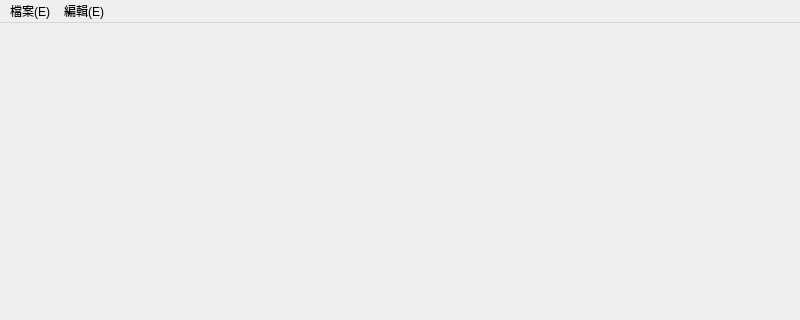
Qt form mainwindow.ui (kihochalong/DesignWindow) before a commit; both pictures show x 0 to 800 and y 0 to 320 of the 800 by 600 pixel window.
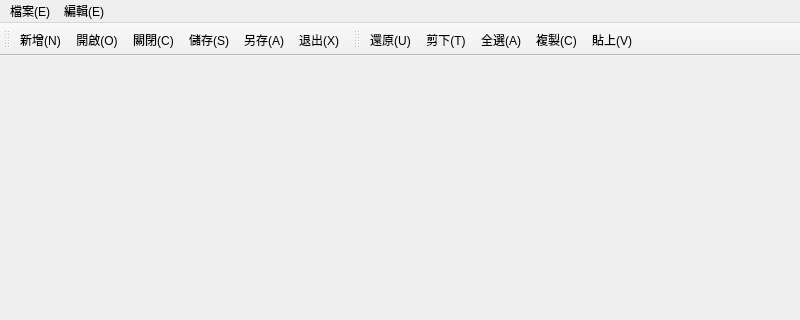
The same form after that commit.

Commit message: add tool bar

```diff
--- a/mainwindow.ui
+++ b/mainwindow.ui
@@ -50,6 +50,39 @@
    <addaction name="menu_E_2"/>
   </widget>
   <widget class="QStatusBar" name="statusbar"/>
+  <widget class="QToolBar" name="toolBar">
+   <property name="windowTitle">
+    <string>toolBar</string>
+   </property>
+   <attribute name="toolBarArea">
+    <enum>TopToolBarArea</enum>
+   </attribute>
+   <attribute name="toolBarBreak">
+    <bool>false</bool>
+   </attribute>
+   <addaction name="action_N"/>
+   <addaction name="action_O"/>
+   <addaction name="action_C"/>
+   <addaction name="action_S"/>
+   <addaction name="action_A"/>
+   <addaction name="action_X"/>
+  </widget>
+  <widget class="QToolBar" name="toolBar_2">
+   <property name="windowTitle">
+    <string>toolBar_2</string>
+   </property>
+   <attribute name="toolBarArea">
+    <enum>TopToolBarArea</enum>
+   </attribute>
+   <attribute name="toolBarBreak">
+    <bool>false</bool>
+   </attribute>
+   <addaction name="action_U"/>
+   <addaction name="action_T"/>
+   <addaction name="action_A_2"/>
+   <addaction name="action_C_2"/>
+   <addaction name="action_V"/>
+  </widget>
   <action name="action_N">
    <property name="text">
     <string>新增(N)</string>
```
The commit also changes 3 other files.
